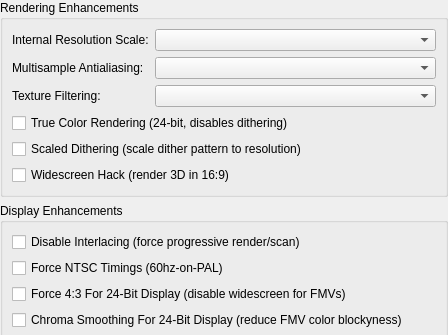
Before: the Qt Designer form src/duckstation-qt/enhancementsettingswidget.ui in kofxi3584karlayang/duckstation, drawn with Qt 5; both pictures show x 0 to 448 and y 0 to 335 of the 448 by 720 pixel window.
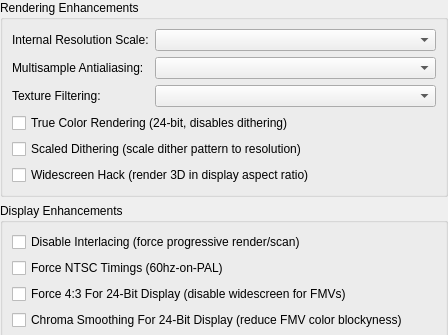
After: the same form once the commit is applied.

Commit message: GTE: Make widescreen hack use display aspect ratio

What changed in the file:
```diff
--- a/src/duckstation-qt/enhancementsettingswidget.ui
+++ b/src/duckstation-qt/enhancementsettingswidget.ui
@@ -69,7 +69,7 @@
       <item row="5" column="0" colspan="2">
        <widget class="QCheckBox" name="widescreenHack">
         <property name="text">
-         <string>Widescreen Hack (render 3D in 16:9)</string>
+         <string>Widescreen Hack (render 3D in display aspect ratio)</string>
         </property>
        </widget>
       </item>
```
The commit also changes 4 other files.
